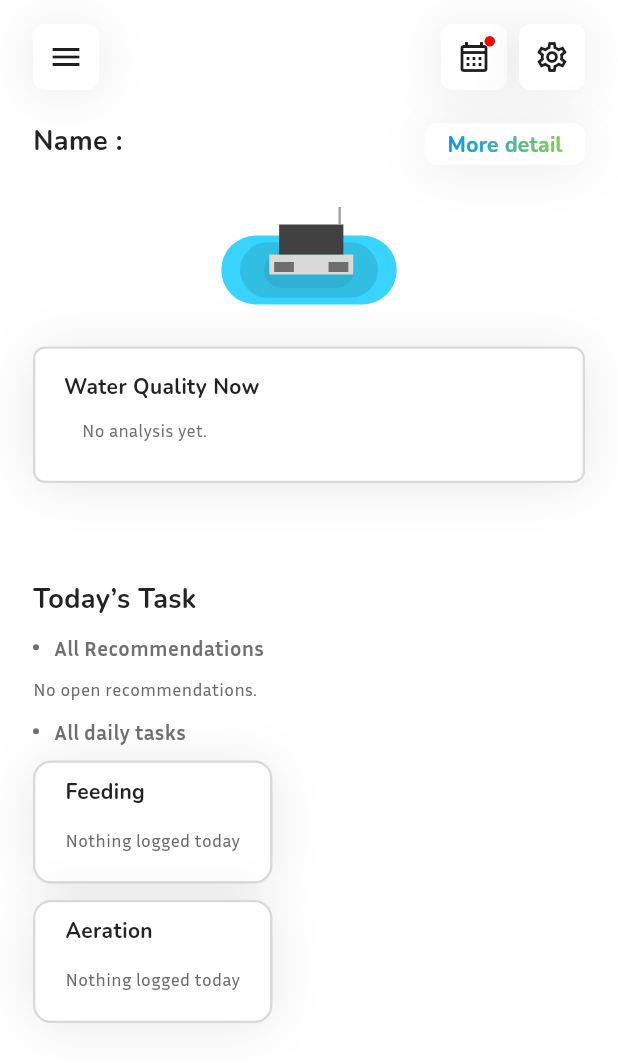
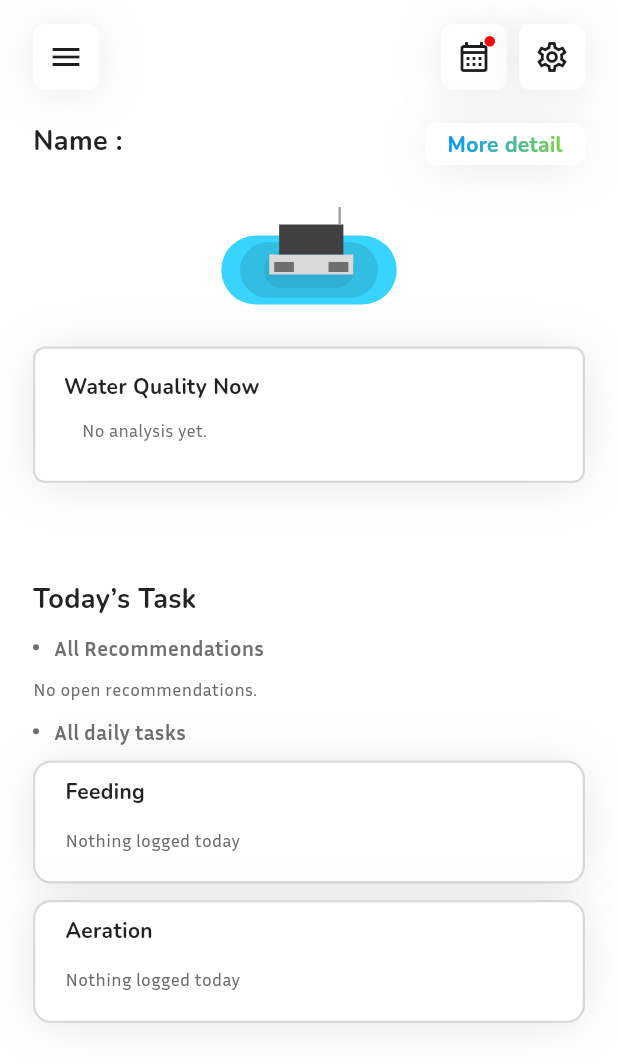
Before and after one commit to Techapon/Aquanoph_App, a Flutter app: the _PondHomeView screen opened directly with empty values, on a phone screen of 412 x 824 dp. Shown: the top 1063 px of the screen. Run offline on Flutter 3.47's test engine with Material 3 defaults, Android fonts, the phone set to English and light mode, and no system bars; our stand-ins replace flutter_dotenv, supabase_flutter; accounts and stored records are empty.

Commit message:
fix: task + recommendation cards span full 358 content width (Container hugs loose constraints, was shrinking to chip/text width)
Co-Authored-By: Claude Code <noreply@anthropic.com>

```diff
--- a/lib/features/pond/presentation/pages/pond_home_page.dart
+++ b/lib/features/pond/presentation/pages/pond_home_page.dart
@@ -339,7 +339,9 @@ class _RecommendationCard extends StatelessWidget {
 
   @override
   Widget build(BuildContext context) {
-    return Container(
+    return SizedBox(
+      width: double.infinity, // design: 358 full content column
+      child: Container(
         padding: EdgeInsets.fromLTRB(urgent ? 18 : 16, urgent ? 15 : 14, urgent ? 18 : 16, urgent ? 19 : 14),
         decoration: BoxDecoration(
           color: urgent ? AppColors.urgentBg : AppColors.warningBg,
@@ -358,6 +360,7 @@ class _RecommendationCard extends StatelessWidget {
             ),
           ],
         ),
+      ),
     );
   }
 }
@@ -369,7 +372,10 @@ class _TaskCard extends StatelessWidget {
 
   @override
   Widget build(BuildContext context) {
-    return Container(
+    return SizedBox(
+      // design cards span the full 358 content column — don't hug the chips
+      width: double.infinity,
+      child: Container(
         padding: const EdgeInsets.fromLTRB(20, 9, 20, 19), // design: chips end 18-19 above card bottom
         decoration: BoxDecoration(
           color: Colors.white,
@@ -384,6 +390,7 @@ class _TaskCard extends StatelessWidget {
             const SizedBox(height: 14),
             Wrap(spacing: 7, runSpacing: 10, children: children),
           ],
+        ),
       ),
     );
   }
```
Lines whose indentation alone changed are shown as unchanged.
